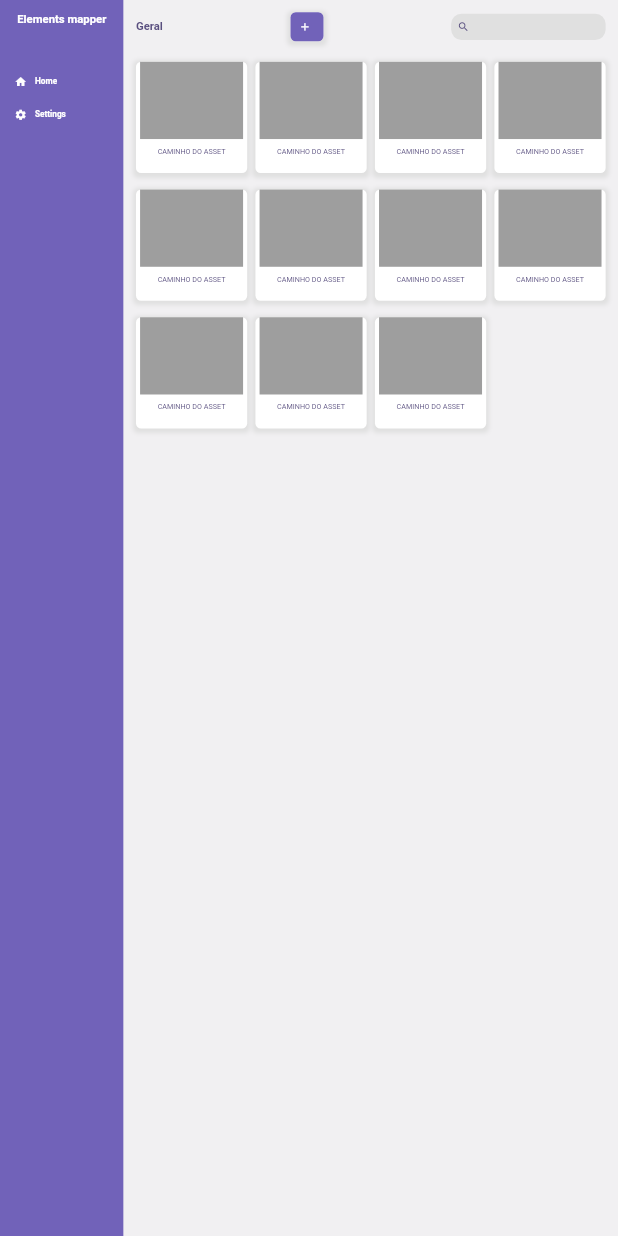
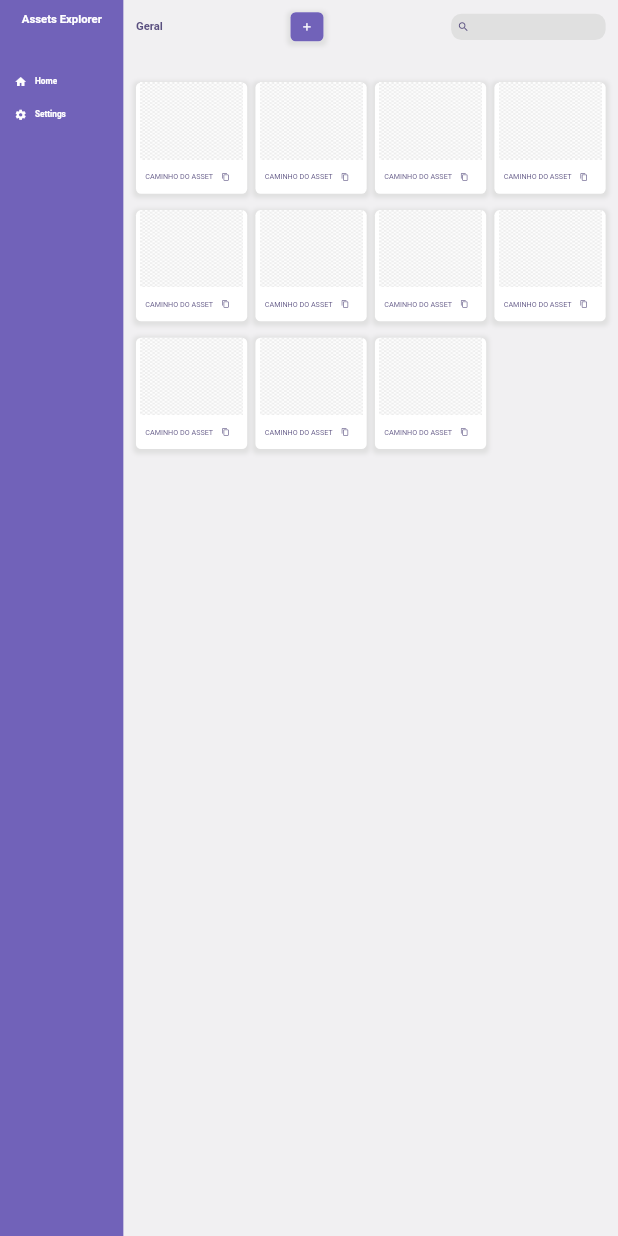
Before and after one commit to felipekjr/assets_explorer, a Flutter app: the screen it shows after launch, on a phone screen of 412 x 824 dp. Run offline on Flutter 3.47's test engine with Material 2 defaults, Android fonts, the phone set to English and light mode, and no system bars; our stand-ins replace equatable, flutter_hooks, google_fonts, responsive_framework; missing offline and left inert: desktop_window.

Commit message:
feat: create transparent background to show images and rename project

```diff
--- a/lib/main.dart
+++ b/lib/main.dart
@@ -3,21 +3,21 @@ import 'dart:io';
 import 'package:desktop_window/desktop_window.dart';
 import 'package:flutter/foundation.dart';
 import 'package:flutter/material.dart';
-import 'package:flutter_elements_mapper/src/ui/theme/theme.dart';
 import 'package:responsive_framework/responsive_framework.dart';
 
 import 'src/ui/pages/pages.dart';
+import 'src/ui/theme/theme.dart';
 
 void main() async {
   WidgetsFlutterBinding.ensureInitialized();
   if(!kIsWeb && (Platform.isMacOS || Platform.isLinux || Platform.isWindows)) {
     await DesktopWindow.setMinWindowSize(const Size(1200, 600));
   }
-  runApp(const FlutterElementsMapper());
+  runApp(const FlutterAssetsExplorer());
 }
 
-class FlutterElementsMapper extends StatelessWidget {
-  const FlutterElementsMapper({Key? key}) : super(key: key);
+class FlutterAssetsExplorer extends StatelessWidget {
+  const FlutterAssetsExplorer({Key? key}) : super(key: key);
 
   @override
   Widget build(BuildContext context) {
@@ -28,12 +28,12 @@ class FlutterElementsMapper extends StatelessWidget {
           maxWidth: 1200,
           minWidth: 1200,
           defaultScale: true,
-          breakpoints: [
+          breakpoints: const [
             ResponsiveBreakpoint.resize(480, name: MOBILE),
             ResponsiveBreakpoint.autoScale(800, name: TABLET),
             ResponsiveBreakpoint.resize(1000, name: DESKTOP),
           ],
-          background: Container(color: Color(0xFFF5F5F5))
+          background: Container(color: const Color(0xFFF5F5F5))
         ),
       routes: {
         '/': (context) => const HomePage()
--- a/lib/src/ui/pages/base_page.dart
+++ b/lib/src/ui/pages/base_page.dart
@@ -1,8 +1,7 @@
 import 'package:flutter/material.dart';
-import 'package:flutter_elements_mapper/src/ui/theme/app_color.dart';
-import 'package:flutter_elements_mapper/src/ui/widgets/widgets.dart';
 
 import '../theme/theme.dart';
+import '../widgets/widgets.dart';
 
 class BasePage extends StatefulWidget {
   final Widget content;
--- a/lib/src/ui/pages/home/home_page.dart
+++ b/lib/src/ui/pages/home/home_page.dart
@@ -1,10 +1,7 @@
 import 'dart:io';
 
 import 'package:flutter/material.dart';
-import 'package:flutter/rendering.dart';
-import 'package:flutter_elements_mapper/src/domain/entities/asset_entity.dart';
-import 'package:flutter_elements_mapper/src/ui/theme/button_background_color.dart';
-import 'package:flutter_hooks/flutter_hooks.dart';
+import '../../../domain/entities/entities.dart';
 import '../base_page.dart';
 
 import '../../theme/theme.dart';
@@ -39,7 +36,7 @@ class _HomePageState extends State<HomePage> {
         crossAxisAlignment: CrossAxisAlignment.start,
         children: [
           topRow(),
-          const SizedBox(height: Spacing.x5),
+          const SizedBox(height: Spacing.x10),
           cards()
         ],
       ),
@@ -75,12 +72,36 @@ class _HomePageState extends State<HomePage> {
       return CustomCard(
         child: Column(
           children: [
-            Container(height: 150, width: 200, color: Colors.grey),
+            Stack(
+              children: [
+                Image.asset(
+                  'assets/images/transparent-bg.png',
+                  width: 200,
+                  height: 150,
+                  fit: BoxFit.fill,
+                )
+              ]
+            ),
             const SizedBox(height: Spacing.x2),
             Expanded(
-              child: Text(
-                'CAMINHO DO ASSET',
-                style: TextStyles.normal()
+              child: Row(
+                crossAxisAlignment: CrossAxisAlignment.center,
+                mainAxisAlignment: MainAxisAlignment.center,
+                children: [
+                  Text(
+                    'CAMINHO DO ASSET',
+                    style: TextStyles.normal()
+                  ),
+                  IconButton(
+                    onPressed: () {},
+                    padding: const EdgeInsets.all(0),
+                    icon: Icon(
+                      Icons.copy,
+                      size: 16,
+                      color: AppColor.primary
+                    )
+                  )
+                ],
               )
             ),
             const SizedBox(height: Spacing.x2),
@@ -90,77 +111,3 @@ class _HomePageState extends State<HomePage> {
     }).toList()
   );
 }
-
-
-// ignore: must_be_immutable
-class HoveredAnimatedButton extends HookWidget {
-  bool mouseOn = false;
-
-  HoveredAnimatedButton({Key? key}) : super(key: key);
-
-  @override
-  Widget build(BuildContext context) {
-    AnimationController animationController = useAnimationController(
-      duration: const Duration(milliseconds: 200),
-    );
-    Animation animation = Tween<double>(
-      begin: 8.0, end: 90.0
-    ).animate(animationController);
-
-    var mouseOn = useState<bool>(false);
-
-    return MouseRegion(
-      onHover: (_) {
-        animationController.forward();
-        mouseOn.value = true;
-      },
-      onExit: (_) {
-        animationController.reverse();
-        mouseOn.value = false;
-      },
-      child: CustomCard(
-        child: TextButton(
-          style: ButtonStyle(
-            backgroundColor: ButtonBackgroundColor(context),
-            overlayColor: ButtonBackgroundColor(context),
-            padding: MaterialStateProperty.all<EdgeInsets>(
-              const EdgeInsets.all(Spacing.x2)
-            ),
-            shape: MaterialStateProperty.all<RoundedRectangleBorder>(
-              RoundedRectangleBorder(
-                borderRadius: BorderRadius.circular(10.0),
-                side: BorderSide.none
-              )
-            )
-          ),
-          child: Row(
-            children: [
-              const Icon(
-                Icons.add,
-                color: Colors.white
-              ),
-              AnimatedBuilder(
-                animation: animation,
-                builder: (BuildContext context, Widget? child) {
-                  return Container(
-                    height: 20,
-                    width: animation.value,
-                    child: Opacity(
-                      opacity: mouseOn.value ? 1 : 0,
-                      child: Text(
-                        'Escolher',
-                        style: TextStyles.medium(color: Colors.white)
-                      ),
-                    ) ,
-                  );
-                },
-
-              )
-            ],
-          ),
-          onPressed: () {},
-        ),
-      ),
-    );
-  }
-}
--- a/lib/src/ui/theme/button_background_color.dart
+++ b/lib/src/ui/theme/button_background_color.dart
@@ -1,5 +1,6 @@
 import 'package:flutter/material.dart';
-import 'package:flutter_elements_mapper/src/ui/theme/app_color.dart';
+
+import 'app_color.dart';
 
 class ButtonBackgroundColor implements MaterialStateProperty<Color?> {
   final BuildContext context;
--- a/lib/src/ui/theme/custom_theme.dart
+++ b/lib/src/ui/theme/custom_theme.dart
@@ -1,5 +1,6 @@
 import 'package:flutter/material.dart';
-import 'package:flutter_elements_mapper/src/ui/theme/app_color.dart';
+
+import 'app_color.dart';
 
 class CustomTheme {
   static ThemeData get theme => ThemeData(
--- a/lib/src/ui/theme/theme.dart
+++ b/lib/src/ui/theme/theme.dart
@@ -2,3 +2,4 @@
 export './custom_theme.dart';
 export './spacing.dart';
 export './text_styles.dart';
+export './button_background_color.dart';
--- /dev/null
+++ b/lib/src/ui/widgets/hovered_animation_button.dart
@@ -0,0 +1,86 @@
+import 'package:flutter/material.dart';
+import 'package:flutter_hooks/flutter_hooks.dart';
+
+import '../theme/theme.dart';
+import 'widgets.dart';
+
+// ignore: must_be_immutable
+class HoveredAnimatedButton extends HookWidget {
+  bool mouseOn = false;
+
+  HoveredAnimatedButton({Key? key}) : super(key: key);
+
+  @override
+  Widget build(BuildContext context) {
+    AnimationController animationController = useAnimationController(
+      duration: const Duration(milliseconds: 200),
+    );
+    Animation animation = Tween<double>(
+      begin: 0.0, end: 70.0
+    ).animate(CurvedAnimation(
+      parent: animationController,
+      curve: Curves.easeIn
+    ));
+
+    var mouseOn = useState<bool>(false);
+
+    return MouseRegion(
+      onHover: (_) {
+        if (!animationController.isAnimating) {
+          animationController.forward();
+          mouseOn.value = true;
+        }
+      },
+      onExit: (_) {
+        if (!animationController.isAnimating) {
+          animationController.reverse();
+          mouseOn.value = false;
+        }
+      },
+      child: CustomCard(
+        child: TextButton(
+          style: ButtonStyle(
+            backgroundColor: ButtonBackgroundColor(context),
+            overlayColor: ButtonBackgroundColor(context),
+            padding: MaterialStateProperty.all<EdgeInsets>(
+              const EdgeInsets.all(Spacing.x2)
+            ),
+            shape: MaterialStateProperty.all<RoundedRectangleBorder>(
+              RoundedRectangleBorder(
+                borderRadius: BorderRadius.circular(10.0),
+                side: BorderSide.none
+              )
+            )
+          ),
+          child: Row(
+            children: [
+              const Icon(
+                Icons.add,
+                color: Colors.white
+              ),
+              AnimatedBuilder(
+                animation: animation,
+                builder: (BuildContext context, Widget? child) {
+                  return SizedBox(
+                    height: 20,
+                    width: animation.value,
+                    child: AnimatedOpacity(
+                      opacity: mouseOn.value ? 1 : 0,
+                      duration: const Duration(milliseconds: 300),
+                      child: Text(
+                        'Escolher',
+                        style: TextStyles.medium(color: Colors.white)
+                      ),
+                    ) ,
+                  );
+                },
+
+              )
+            ],
+          ),
+          onPressed: () {},
+        ),
+      ),
+    );
+  }
+}
--- a/lib/src/ui/widgets/sidebar.dart
+++ b/lib/src/ui/widgets/sidebar.dart
@@ -1,7 +1,7 @@
 import 'package:flutter/material.dart';
-import 'package:flutter_elements_mapper/src/ui/widgets/widgets.dart';
 
 import '../theme/theme.dart';
+import 'menu_item.dart';
 
 class SideBar extends StatelessWidget {
   const SideBar({ Key? key }) : super(key: key);
@@ -20,7 +20,7 @@ class SideBar extends StatelessWidget {
         child: Column(
           children: [
             Text(
-              'Elements mapper',
+              'Assets Explorer',
               style: TextStyles.header(color: Colors.white)
             ),
             const SizedBox(height: Spacing.x10),
--- a/lib/src/ui/widgets/widgets.dart
+++ b/lib/src/ui/widgets/widgets.dart
@@ -2,3 +2,4 @@ export './sidebar.dart';
 export './search_input.dart';
 export './custom_card.dart';
 export './menu_item.dart';
+export './hovered_animation_button.dart';
```
Also changed, not shown: pubspec.yaml (+4 -3 lines), assets/images/transparent-bg.png (added).
